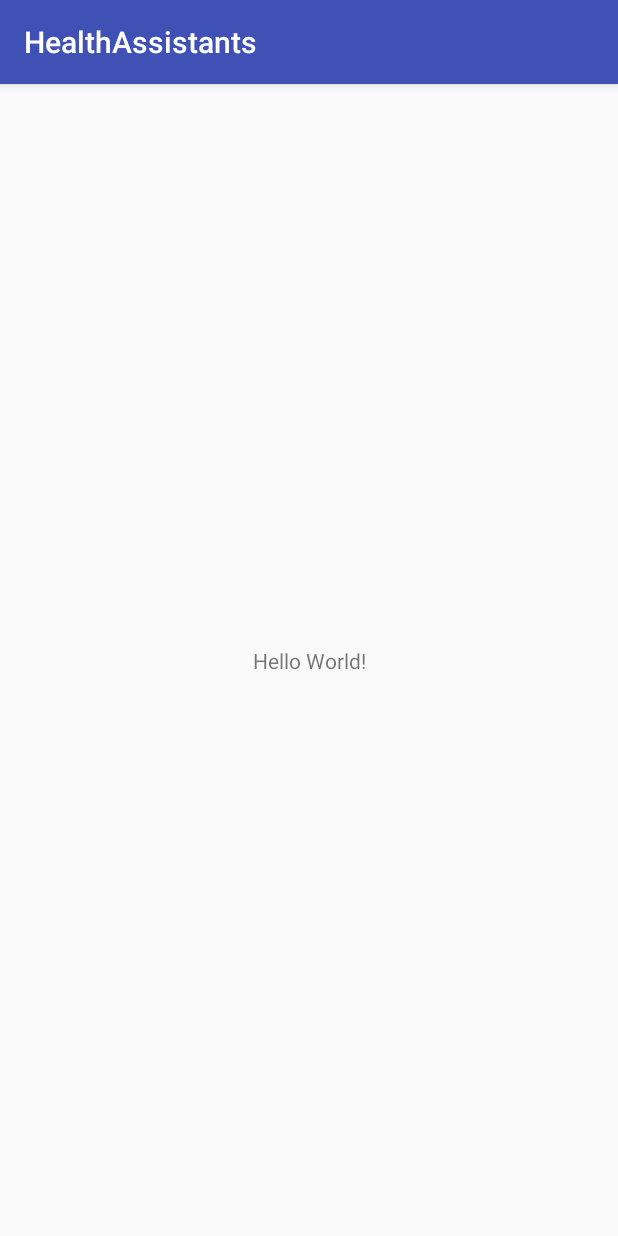
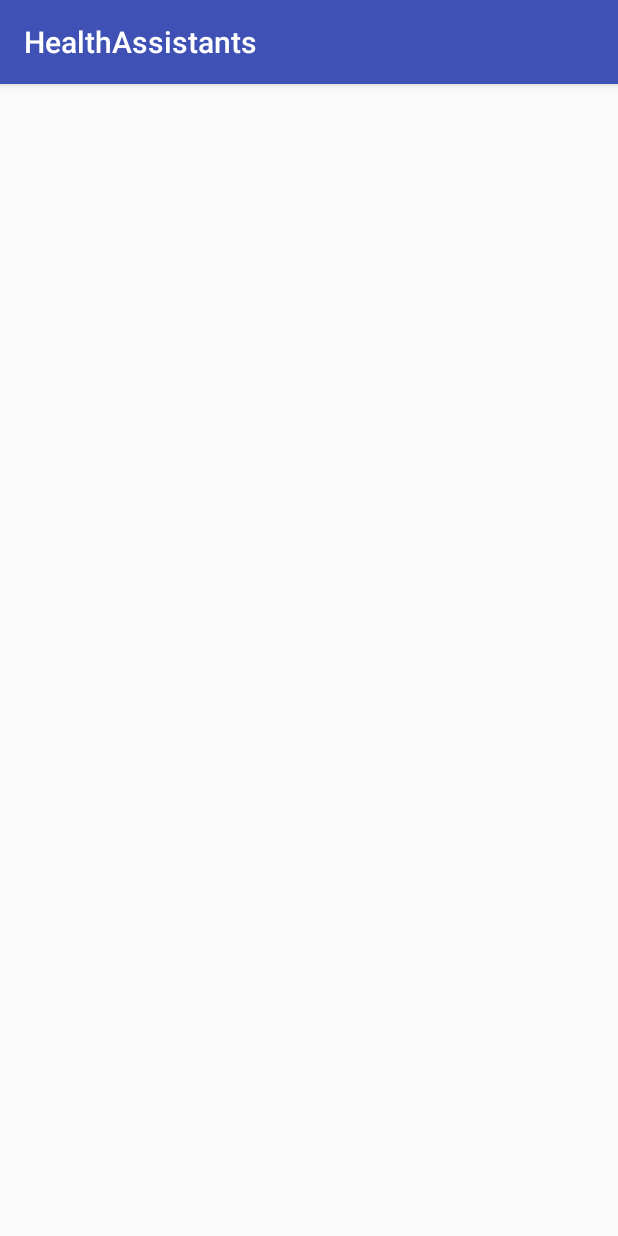
Before and after one commit to ehsanyaz/HealthAssistants, an Android app: the screen it shows after launch (Splash), on a phone screen of 412 x 824 dp. Run offline under Robolectric (Android 15) with nearby library versions, the phone set to English and light mode, and no system bars.

Commit message:
version 2

```diff
--- a/app/src/main/java/com/savar_computer/healthassistants/Profile.java
+++ b/app/src/main/java/com/savar_computer/healthassistants/Profile.java
@@ -1,9 +1,9 @@
 package com.savar_computer.healthassistants;
 
-import android.support.v7.app.AppCompatActivity;
+import android.app.Activity;
 import android.os.Bundle;
 
-public class Profile extends AppCompatActivity {
+public class Profile extends Activity {
 
     @Override
     protected void onCreate(Bundle savedInstanceState) {
--- a/app/src/main/res/layout/splash.xml
+++ b/app/src/main/res/layout/splash.xml
@@ -1,18 +1,11 @@
 <?xml version="1.0" encoding="utf-8"?>
-<android.support.constraint.ConstraintLayout xmlns:android="http://schemas.android.com/apk/res/android"
+<RelativeLayout xmlns:android="http://schemas.android.com/apk/res/android"
     xmlns:app="http://schemas.android.com/apk/res-auto"
     xmlns:tools="http://schemas.android.com/tools"
     android:layout_width="match_parent"
     android:layout_height="match_parent"
     tools:context="com.savar_computer.healthassistants.Splash">
 
-    <TextView
-        android:layout_width="wrap_content"
-        android:layout_height="wrap_content"
-        android:text="Hello World!"
-        app:layout_constraintBottom_toBottomOf="parent"
-        app:layout_constraintLeft_toLeftOf="parent"
-        app:layout_constraintRight_toRightOf="parent"
-        app:layout_constraintTop_toTopOf="parent" />
 
-</android.support.constraint.ConstraintLayout>
+
+</RelativeLayout>
--- a/app/src/main/res/values/colors.xml
+++ b/app/src/main/res/values/colors.xml
@@ -3,4 +3,5 @@
     <color name="colorPrimary">#3F51B5</color>
     <color name="colorPrimaryDark">#303F9F</color>
     <color name="colorAccent">#FF4081</color>
+    <color name="background">#E4F1FE</color>
 </resources>
```
